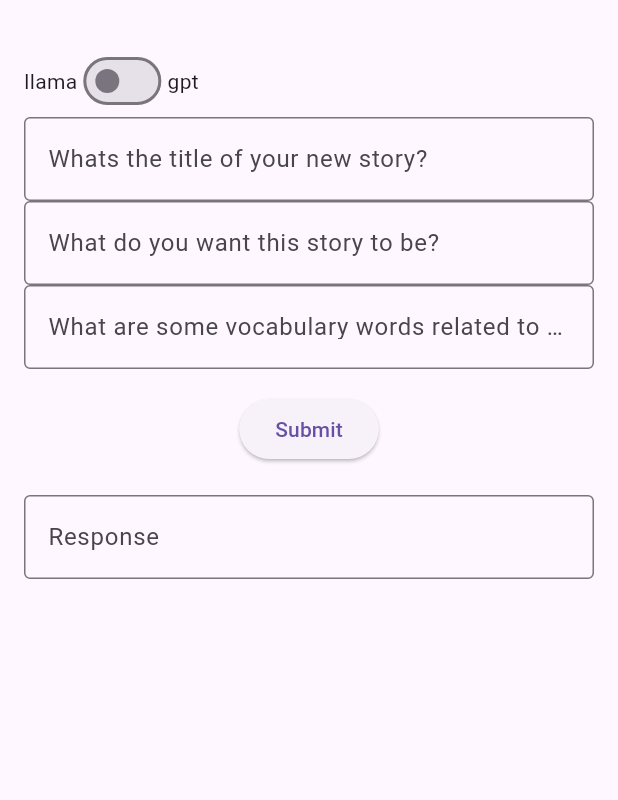
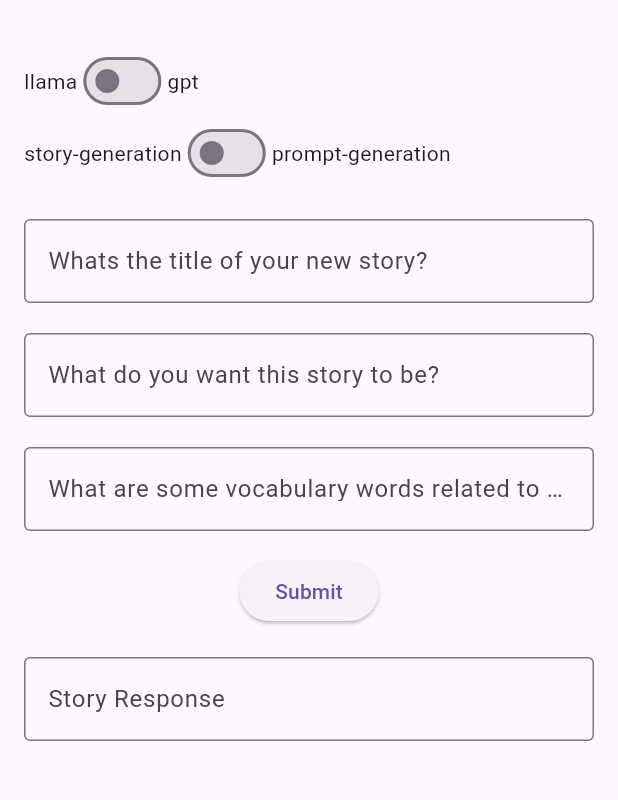
Before and after one commit to NickKornienko/Wonder-Words, a Flutter app: the screen it shows after launch, after a tap on "Submit", on a phone screen of 412 x 824 dp, the part 63-863 px from its top. Run offline on Flutter 3.47's test engine with Material 3 defaults, Android fonts, the phone set to English and light mode, and no system bars.

Commit message:
taskType toggle for prompts

```diff
--- a/wonder_words_flutter_application/lib/storyDetails.dart
+++ b/wonder_words_flutter_application/lib/storyDetails.dart
@@ -22,10 +22,15 @@ class StoryDetails extends StatefulWidget {
   final Function(Map<String, dynamic>) onSubmit;
   final Function(String) onResponse;
   final String model;
+  final String taskType;
   List<String> models = ['gpt', 'llama'];
-  StoryDetails({required this.onSubmit, required this.model, required this.onResponse}) {
+  List<String> taskTypes = ['story-generation', 'prompt-generation'];
+  StoryDetails({required this.onSubmit, required this.model, required this.taskType, required this.onResponse}) {
     if (!models.contains(model)) {
       throw ArgumentError('Invalid model: $model. Valid models are: ${models.join(', ')}');
+    }
+    if (!taskTypes.contains(taskType)) {
+      throw ArgumentError('Invalid task type: $taskType. Valid task types are: ${taskTypes.join(', ')}');
     }
   }
 
@@ -54,7 +59,7 @@ class _StoryDetailsState extends State<StoryDetails> {
 // to-do: write to the training/RLHF db a 'userPrompt' from template for inference input based on the user's input to the buildContext controller text
 
 
-  void _handleSubmit(String model) async {
+  void _handleSubmit(String model, String taskType) async {
     setState(() {
       _submittedData = {
         'title': _titleController.text,
@@ -64,6 +69,7 @@ class _StoryDetailsState extends State<StoryDetails> {
     });
     StoryRequest storyRequest = StoryRequest.fromJson(_submittedData);
     print("Using model: $model");
+    print("Using task type: $taskType");
     if (model == 'llama') {
       WidgetsFlutterBinding.ensureInitialized();
       final hfKey = await _loadApiKeyFromConfigFile('tokens.json', 'hf_token');
@@ -73,7 +79,7 @@ class _StoryDetailsState extends State<StoryDetails> {
       final response = await openai.chatCompletionsCreate({
         "model": "tgi",
         "messages": [
-          {"role": "user", "content": storyRequest.formatStoryRequest(model)}
+          {"role": "user", "content": storyRequest.formatStoryRequest(taskType)}
         ],
         'max_tokens': 150,
         'stream': false
@@ -95,7 +101,7 @@ class _StoryDetailsState extends State<StoryDetails> {
       final response = await openai.chatCompletionsCreate({
         "model": "gpt-4o-mini",
         "messages": [
-          {"role": "user", "content": storyRequest.formatStoryRequest(model)}
+          {"role": "user", "content": storyRequest.formatStoryRequest(taskType)}
         ],
         'max_tokens': 150,
         'stream': false
@@ -118,6 +124,7 @@ class _StoryDetailsState extends State<StoryDetails> {
             labelText: 'Whats the title of your new story?',
           ),
         ),
+        const SizedBox(height: 20),
         TextField(
           controller: _promptController,
           decoration: InputDecoration(
@@ -125,6 +132,7 @@ class _StoryDetailsState extends State<StoryDetails> {
             labelText: 'What do you want this story to be?',
           ),
         ),
+        const SizedBox(height: 20),
         TextField(
           controller: _vocabularyController,
           decoration: InputDecoration(
@@ -134,7 +142,7 @@ class _StoryDetailsState extends State<StoryDetails> {
         ),
         SizedBox(height: 16.0),
         ElevatedButton(
-          onPressed: () => _handleSubmit(widget.model),
+          onPressed: () => _handleSubmit(widget.model, widget.taskType),
           child: Text('Submit'),
         )
       ],
--- a/wonder_words_flutter_application/lib/storyDetailsForm.dart
+++ b/wonder_words_flutter_application/lib/storyDetailsForm.dart
@@ -5,9 +5,6 @@ import 'package:wonder_words_flutter_application/storyDetails.dart';
 import 'dart:io';
 
 class StoryDetailsForm extends StatefulWidget {
-  //final Function(Map<String, dynamic>) onSubmit;
-
-  //StoryDetailsForm({required this.onSubmit});
   @override
   _StoryDetailsFormState createState() => _StoryDetailsFormState();
 }
@@ -15,13 +12,17 @@ class StoryDetailsForm extends StatefulWidget {
 class _StoryDetailsFormState extends State<StoryDetailsForm> {
   Map<String, dynamic> _submittedData = {};
   String _model = 'llama'; // Add a state variable for the model
+  String _taskType = 'story-generation'; // Add a state variable for the task type
+  String _responseText = '';
+  final TextEditingController _additionalTextController = TextEditingController(); // Add a controller for the new text box
+
   void _handleSubmittedData(Map<String, dynamic> onSubmit) {
     setState(() {
       _submittedData = onSubmit;
       print('Submitted Data: $_submittedData');
     });
   }
-  String _responseText = '';
+
   void _handleResponse(String response) {
     setState(() {
       _responseText = response;
@@ -32,6 +33,13 @@ class _StoryDetailsFormState extends State<StoryDetailsForm> {
     setState(() {
       _model = _model == 'llama' ? 'gpt' : 'llama';
       print('Model changed to: $_model');
+    });
+  }
+
+  void _toggleTaskType() {
+    setState(() {
+      _taskType = _taskType == 'story-generation' ? 'prompt-generation' : 'story-generation';
+      print('Task type changed to: $_taskType');
     });
   }
 
@@ -62,7 +70,27 @@ class _StoryDetailsFormState extends State<StoryDetailsForm> {
                       const Text('gpt'),
                     ],
                   ),
-                  StoryDetails(onSubmit: _handleSubmittedData, model: _model, onResponse: _handleResponse),
+                  Row(
+                    mainAxisAlignment: MainAxisAlignment.start,
+                    children: [
+                      const Text('story-generation'),
+                      Switch(
+                        value: _taskType == 'prompt-generation',
+                        onChanged: (value) {
+                          _toggleTaskType();
+                        },
+                      ),
+                      const Text('prompt-generation'),
+                    ],
+                  ),
+                  const SizedBox(height: 20),
+                  StoryDetails(
+                    onSubmit: _handleSubmittedData,
+                    model: _model,
+                    taskType: _taskType,
+                    onResponse: _handleResponse,
+                  ),
+                  if (_taskType == 'story-generation') ...[
                     const SizedBox(height: 20),
                     ConstrainedBox(
                       constraints: BoxConstraints(
@@ -73,13 +101,50 @@ class _StoryDetailsFormState extends State<StoryDetailsForm> {
                           controller: TextEditingController(text: _responseText),
                           decoration: const InputDecoration(
                             border: OutlineInputBorder(),
-                      labelText: 'Response',
+                            labelText: 'Story Response',
                           ),
                           readOnly: true,
                           maxLines: null,
                         ),
                       ),
                     ),
+                  ],
+                  if (_taskType == 'prompt-generation') ...[
+                    const SizedBox(height: 20),
+                    ConstrainedBox(
+                      constraints: BoxConstraints(
+                        maxHeight: 200.0, // Adjust the max height as needed
+                      ),
+                      child: SingleChildScrollView(
+                        child: TextField(
+                          controller: TextEditingController(text: _responseText),
+                          decoration: const InputDecoration(
+                            border: OutlineInputBorder(),
+                            labelText: 'Prompt Response',
+                          ),
+                          readOnly: true,
+                          maxLines: null,
+                        ),
+                      ),
+                    ),
+                    const SizedBox(height: 20),
+                    ConstrainedBox(
+                      constraints: BoxConstraints(
+                        maxHeight: 200.0, // Adjust the max height as needed
+                      ),
+                      child: SingleChildScrollView(
+                        child: TextField(
+                          controller: _additionalTextController,
+                          decoration: const InputDecoration(
+                            border: OutlineInputBorder(),
+                            labelText: 'AI Prompt',
+                          ),
+                          readOnly: true,
+                          maxLines: null,
+                        ),
+                      ),
+                    ),
+                  ],
                 ],
               ),
             ),
--- a/wonder_words_flutter_application/lib/storyRequest.dart
+++ b/wonder_words_flutter_application/lib/storyRequest.dart
@@ -30,9 +30,8 @@ class StoryRequest {
   }
 
   // format template of the StoryRequest object
-  String formatStoryRequest(String model) {
-      if (model == 'llama') {
-        return '''<|im_start|>user\n
+  String formatStoryRequest(String promptType) {
+      String starterPrompt = '''<|im_start|>user\n
               Below is an instruction (story request) that describes a task, paired with an input that provides further context. Write a response that appropriately completes the request.
 
               ### Title:
@@ -50,24 +49,25 @@ class StoryRequest {
               ### Story:
 
           ''';
+      if (promptType == 'story-generation') {
+        return starterPrompt;
     }
-    if (model == 'gpt') {
+    if (promptType == 'prompt-generation') {
         return '''<|im_start|>user\n
-            Below is an instruction (story request) that describes a task, paired with an input that provides further context. Write a response that appropriately completes the request.
+            Below is an instruction (prompt evaluation request) that describes a task, paired with an input that provides further context. Write a response that appropriately completes the request.
 
-            ### Title:
-            ${title}
+            ## Instruction (prompt evaluation request):
+            Identify any potential issues with the prompt. Is it clear, specific, and relevant to the task? Edit this prompt for improvement.
 
-            ### Instruction (story request):
-            ${prompt}
+            ## Prompt:
+            ${starterPrompt}
 
-            ### Word List:
-            ${vocabulary}
             <|im_end|>\n
 
             <|im_start|>assistant\n
-            Here's the full story titled '${title}' about '${prompt}' with the vocabulary '${vocabulary}':
-            ### Story:
+            The new and improved prompt
+
+            ## Prompt:
 
         ''';
     }
```
Lines whose indentation alone changed are shown as unchanged.
